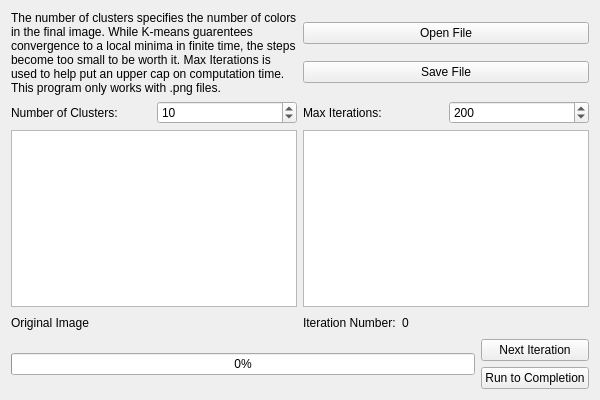
This is mainwindow.ui in zeroblackalpha/PIC10C-Final-Project as Qt 5 draws it before an edit. The edited form follows.
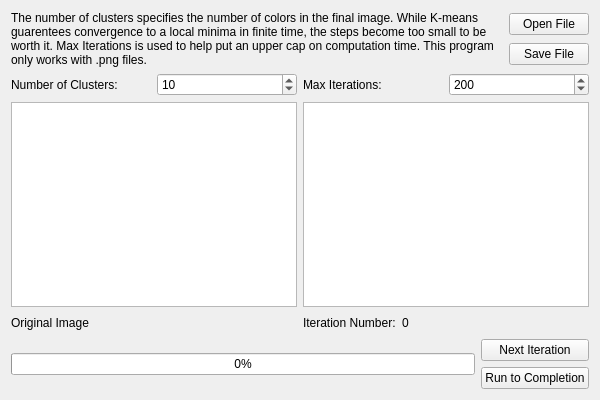
This is the edited form.

What changed in the file:
```diff
--- a/mainwindow.ui
+++ b/mainwindow.ui
@@ -31,6 +31,12 @@
        <layout class="QVBoxLayout" name="verticalLayout_3">
         <item>
          <widget class="QPushButton" name="OpenFile">
+          <property name="sizePolicy">
+           <sizepolicy hsizetype="Maximum" vsizetype="Fixed">
+            <horstretch>0</horstretch>
+            <verstretch>0</verstretch>
+           </sizepolicy>
+          </property>
           <property name="text">
            <string>Open File</string>
           </property>
@@ -38,6 +44,12 @@
         </item>
         <item>
          <widget class="QPushButton" name="SaveFile">
+          <property name="sizePolicy">
+           <sizepolicy hsizetype="Maximum" vsizetype="Fixed">
+            <horstretch>0</horstretch>
+            <verstretch>0</verstretch>
+           </sizepolicy>
+          </property>
           <property name="text">
            <string>Save File</string>
           </property>
```
